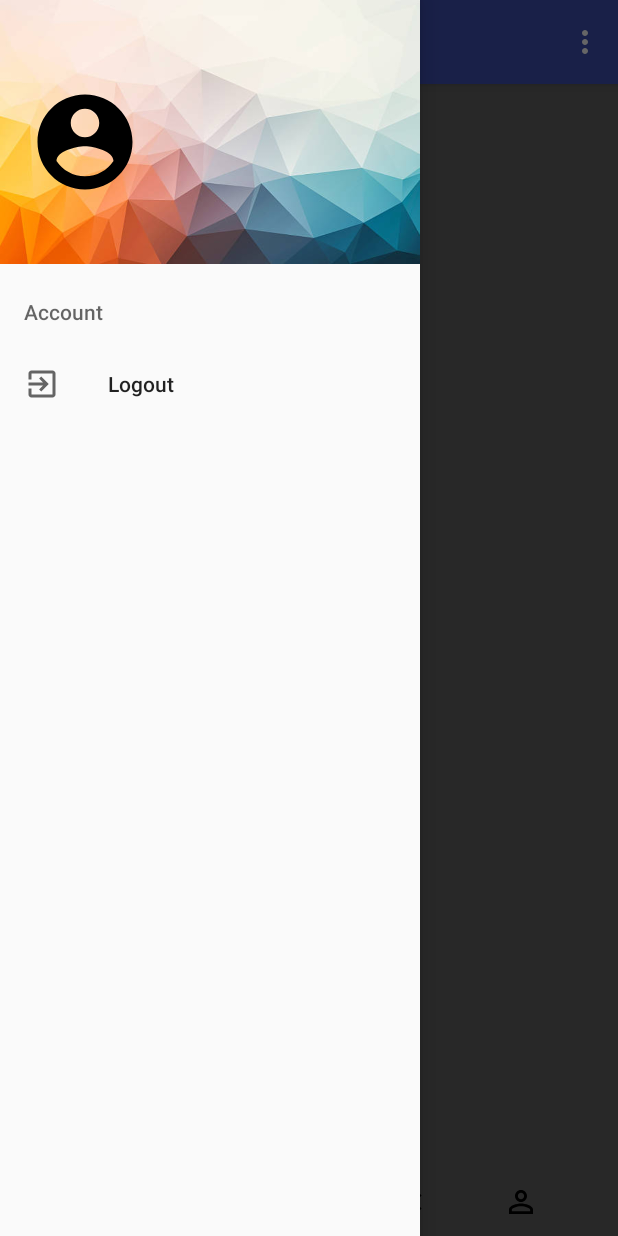
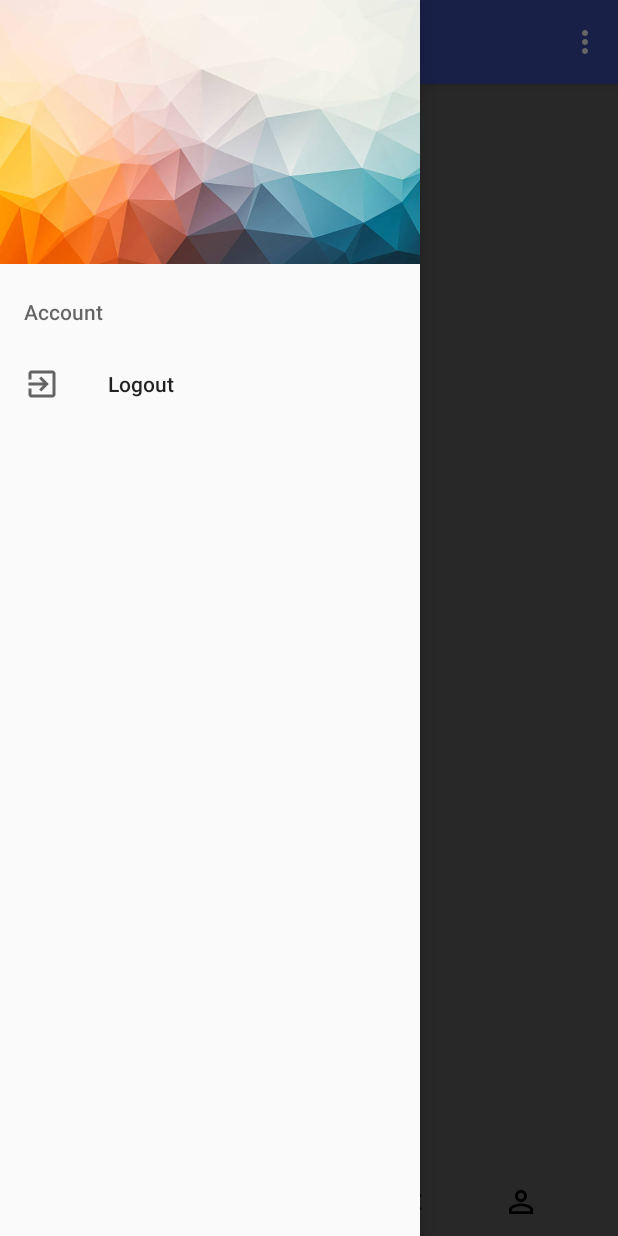
Before and after one commit to zhouyepang/InstagramApp, an Android app: the screen it shows after launch once a user with an empty profile is signed in (MainPage), with the side drawer open, on a phone screen of 412 x 824 dp. Run offline under Robolectric (Android 15) with nearby library versions, the phone set to English and light mode, and no system bars; our stand-ins replace Firebase (no records; nobody signed in at launch, a user with empty details on screens opened directly), Picasso; libraries missing offline, so code that uses them is left out: com.firebase.ui; pictures from the network do not load; 1 statement that could not run was skipped.

Commit message:
tool bar bug fiex

```diff
--- a/app/src/main/java/com/example/zhouyepang/instagramapp/MainPage.java
+++ b/app/src/main/java/com/example/zhouyepang/instagramapp/MainPage.java
@@ -55,7 +55,7 @@ public class MainPage extends AppCompatActivity
         currStamp = new Timestamp(System.currentTimeMillis());
         Toolbar toolbar = findViewById(R.id.toolbar);
         setSupportActionBar(toolbar);
-
+        getSupportActionBar().setTitle("Home");
 
         DrawerLayout drawer = findViewById(R.id.drawer_layout);
         ActionBarDrawerToggle toggle = new ActionBarDrawerToggle(
@@ -72,10 +72,6 @@ public class MainPage extends AppCompatActivity
         mAdapter = new ImageAdapter(images, this);
         recyclerView.setAdapter(mAdapter);
         currentUserID = FirebaseAuth.getInstance().getCurrentUser().getUid();
-
-        Toolbar toolbar1 = (Toolbar) findViewById(R.id.toolbar);
-        setSupportActionBar(toolbar1);
-        getSupportActionBar().setTitle("Home");
 
         // Get the latest 100 images
         Query imagesQuery = MainActivity.database.child("images").child("postImages").orderByKey().limitToFirst(100);
--- a/app/src/main/res/layout/nav_header_main_page.xml
+++ b/app/src/main/res/layout/nav_header_main_page.xml
@@ -13,14 +13,6 @@
     android:theme="@style/ThemeOverlay.AppCompat.Dark"
     >
 
-    <ImageView
-        android:id="@+id/imageView"
-        android:layout_width="81dp"
-        android:layout_height="84dp"
-        android:contentDescription="@string/nav_header_desc"
-        android:paddingTop="@dimen/nav_header_vertical_spacing"
-        app:srcCompat="@drawable/ic_account_circle_black_24dp" />
-
     <TextView
         android:id="@+id/userNameDisplay"
         android:layout_width="match_parent"
```
